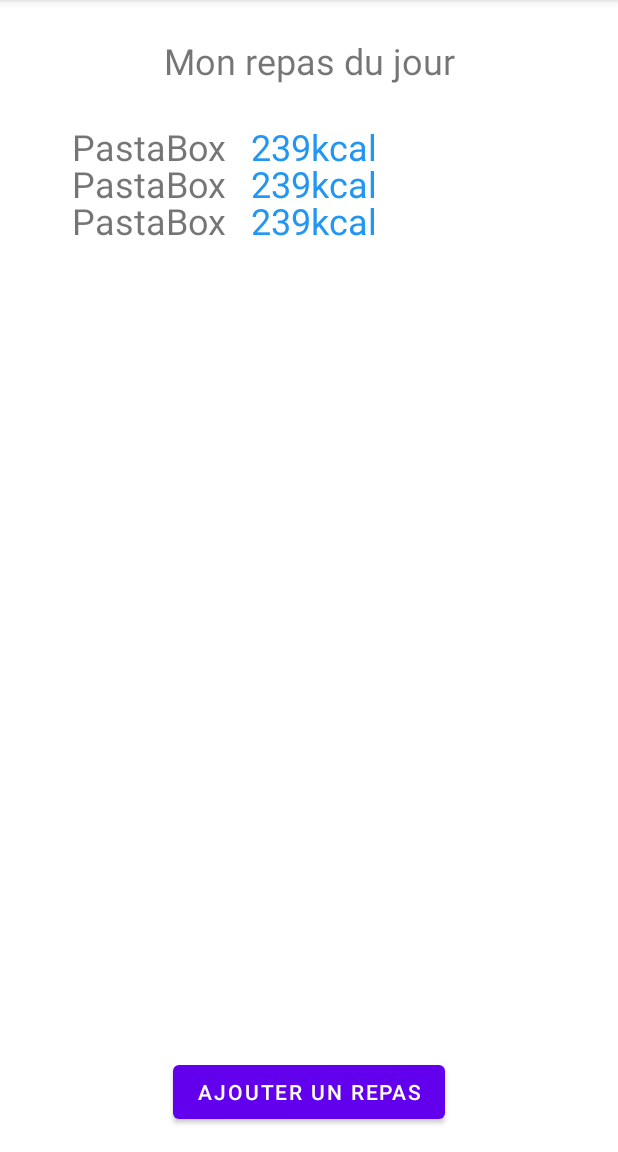
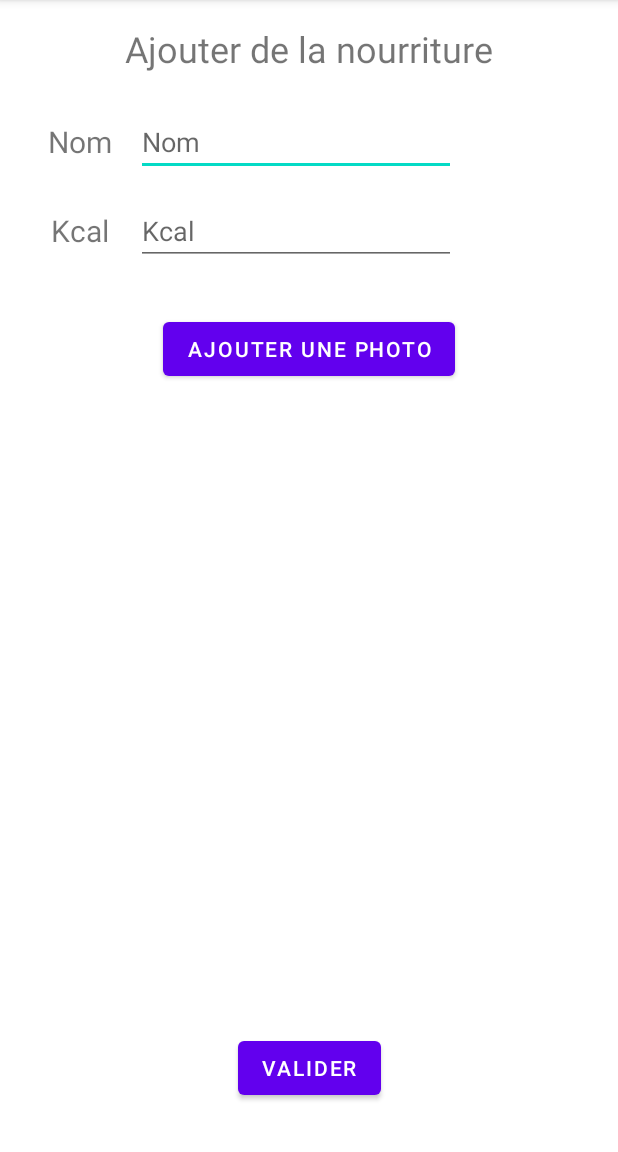
Before and after one commit to freya022/ProjetAndroid, an Android app: the AddFoodActivity screen opened directly, with no data from a screen before it, on a phone screen of 412 x 824 dp, the part 84-1236 px from its top. Run offline under Robolectric (Android 15) with nearby library versions, the phone set to English and light mode, and no system bars.

Commit message:
Add AddFoodActivity

```diff
--- a/app/build.gradle
+++ b/app/build.gradle
@@ -8,7 +8,7 @@ android {
     defaultConfig {
         applicationId "com.freya02.projetandroid"
         minSdk 29
-        targetSdk 31
+        targetSdk 29
         versionCode 1
         versionName "1.0"
 
--- a/app/src/main/AndroidManifest.xml
+++ b/app/src/main/AndroidManifest.xml
@@ -15,7 +15,10 @@
         android:supportsRtl="true"
         android:theme="@style/Theme.ProjetAndroid">
         <activity
-            android:name=".AddFoodActivity"
+            android:name=".today_food.AddFoodActivity"
+            android:exported="true" />
+        <activity
+            android:name=".today_food.TodayFoodActivity"
             android:exported="true" />
         <activity
             android:name=".MainActivity"
--- a/app/src/main/java/com/freya02/projetandroid/AddFoodActivity.java
+++ /dev/null
@@ -1,44 +0,0 @@
-package com.freya02.projetandroid;
-
-import android.os.Bundle;
-import android.widget.Button;
-
-import androidx.appcompat.app.ActionBar;
-import androidx.appcompat.app.AppCompatActivity;
-import androidx.recyclerview.widget.LinearLayoutManager;
-import androidx.recyclerview.widget.RecyclerView;
-
-import java.util.ArrayList;
-import java.util.Arrays;
-import java.util.List;
-
-public class AddFoodActivity extends AppCompatActivity {
-    @Override
-    protected void onCreate(Bundle savedInstanceState) {
-        super.onCreate(savedInstanceState);
-        setContentView(R.layout.activity_add_food);
-
-        ActionBar actionBar = getSupportActionBar();
-        actionBar.setDisplayShowHomeEnabled(true);
-        actionBar.setIcon(R.mipmap.logo);
-
-        List<TodayFood> todayFoods = new ArrayList<>(Arrays.asList(
-                new TodayFood(0, "PastaBox", 239),
-                new TodayFood(0, "PastaBox", 239),
-                new TodayFood(0, "PastaBox", 239)
-        ));
-
-        RecyclerView view = findViewById(R.id.todayFoodRecycler);
-
-        RecyclerFoodAdapter adapter = new RecyclerFoodAdapter(todayFoods);
-        view.setAdapter(adapter);
-        view.setLayoutManager(new LinearLayoutManager(this));
-
-        Button addFoodButton = findViewById(R.id.addFoodButton);
-        addFoodButton.setOnClickListener(v -> {
-            todayFoods.add(new TodayFood(0, "food", 42));
-
-            adapter.notifyItemInserted(todayFoods.size() - 1);
-        });
-    }
-}
--- a/app/src/main/java/com/freya02/projetandroid/RecyclerFoodAdapter.java
+++ b/app/src/main/java/com/freya02/projetandroid/today_food/RecyclerFoodAdapter.java
@@ -1,6 +1,7 @@
-package com.freya02.projetandroid;
+package com.freya02.projetandroid.today_food;
 
 import android.content.Context;
+import android.graphics.BitmapFactory;
 import android.view.LayoutInflater;
 import android.view.View;
 import android.view.ViewGroup;
@@ -9,6 +10,8 @@ import android.widget.TextView;
 
 import androidx.annotation.NonNull;
 import androidx.recyclerview.widget.RecyclerView;
+
+import com.freya02.projetandroid.R;
 
 import java.util.List;
 
@@ -46,7 +49,7 @@ public class RecyclerFoodAdapter extends RecyclerView.Adapter<RecyclerFoodAdapte
     public void onBindViewHolder(@NonNull FoodViewHolder holder, int position) {
         TodayFood todayFood = foods.get(position);
 
-        holder.imageFood.setImageResource(todayFood.getFlagId());
+        holder.imageFood.setImageBitmap(BitmapFactory.decodeFile(todayFood.getImagePath()));
         holder.textFoodName.setText(todayFood.getFoodName());
         holder.textKcal.setText(todayFood.getFoodKcal() + "kcal");
     }
--- a/app/src/main/java/com/freya02/projetandroid/TodayFood.java
+++ b/app/src/main/java/com/freya02/projetandroid/today_food/TodayFood.java
@@ -1,20 +1,18 @@
-package com.freya02.projetandroid;
-
-import androidx.annotation.DrawableRes;
+package com.freya02.projetandroid.today_food;
 
 public class TodayFood {
-    private final int flagId;
+    private final String imagePath;
     private final String foodName;
     private final int foodKcal;
 
-    public TodayFood(@DrawableRes int flagId, String foodName, int foodKcal) {
-        this.flagId = flagId;
+    public TodayFood(String imagePath, String foodName, int foodKcal) {
+        this.imagePath = imagePath;
         this.foodName = foodName;
         this.foodKcal = foodKcal;
     }
 
-    public int getFlagId() {
-        return flagId;
+    public String getImagePath() {
+        return imagePath;
     }
 
     public String getFoodName() {
--- a/app/src/main/res/layout/activity_add_food.xml
+++ b/app/src/main/res/layout/activity_add_food.xml
@@ -4,43 +4,98 @@
     xmlns:tools="http://schemas.android.com/tools"
     android:layout_width="match_parent"
     android:layout_height="match_parent"
-    tools:context=".AddFoodActivity">
+    tools:context=".today_food.AddFoodActivity">
 
     <TextView
-        android:id="@+id/textView"
+        android:id="@+id/textView3"
         android:layout_width="wrap_content"
         android:layout_height="wrap_content"
-        android:layout_marginTop="24dp"
-        android:text="Mon repas du jour"
+        android:layout_marginTop="16dp"
+        android:text="Ajouter de la nourriture"
         android:textSize="24sp"
         app:layout_constraintEnd_toEndOf="parent"
         app:layout_constraintStart_toStartOf="parent"
         app:layout_constraintTop_toTopOf="parent" />
 
-    <androidx.recyclerview.widget.RecyclerView
-        android:id="@+id/todayFoodRecycler"
-        android:layout_width="0dp"
-        android:layout_height="0dp"
+    <TextView
+        android:id="@+id/textView2"
+        android:layout_width="wrap_content"
+        android:layout_height="wrap_content"
         android:layout_marginStart="32dp"
         android:layout_marginTop="32dp"
-        android:layout_marginEnd="32dp"
-        android:layout_marginBottom="16dp"
-        app:layout_constraintBottom_toTopOf="@+id/addFoodButton"
-        app:layout_constraintEnd_toEndOf="parent"
-        app:layout_constraintHorizontal_bias="1.0"
+        android:text="Nom"
+        android:textSize="20sp"
         app:layout_constraintStart_toStartOf="parent"
-        app:layout_constraintTop_toBottomOf="@+id/textView">
+        app:layout_constraintTop_toBottomOf="@+id/textView3" />
 
-    </androidx.recyclerview.widget.RecyclerView>
+    <EditText
+        android:id="@+id/foodNameField"
+        android:layout_width="wrap_content"
+        android:layout_height="wrap_content"
+        android:layout_marginStart="16dp"
+        android:ems="10"
+        android:hint="Nom"
+        app:layout_constraintBottom_toBottomOf="@+id/textView2"
+        app:layout_constraintStart_toEndOf="@+id/textView2"
+        app:layout_constraintTop_toTopOf="@+id/textView2" />
+
+    <TextView
+        android:id="@+id/textView4"
+        android:layout_width="wrap_content"
+        android:layout_height="wrap_content"
+        android:layout_marginStart="32dp"
+        android:layout_marginTop="32dp"
+        android:text="Kcal"
+        android:textSize="20sp"
+        app:layout_constraintEnd_toEndOf="@+id/textView2"
+        app:layout_constraintStart_toStartOf="parent"
+        app:layout_constraintTop_toBottomOf="@+id/textView2" />
+
+    <EditText
+        android:id="@+id/foodKcalField"
+        android:layout_width="wrap_content"
+        android:layout_height="wrap_content"
+        android:ems="10"
+        android:hint="Kcal"
+        android:inputType="number"
+        app:layout_constraintBottom_toBottomOf="@+id/textView4"
+        app:layout_constraintStart_toStartOf="@+id/foodNameField"
+        app:layout_constraintTop_toTopOf="@+id/textView4" />
 
     <Button
-        android:id="@+id/addFoodButton"
+        android:id="@+id/button"
         android:layout_width="wrap_content"
         android:layout_height="wrap_content"
-        android:layout_marginBottom="16dp"
-        android:text="Ajouter un repas"
+        android:layout_marginTop="32dp"
+        android:onClick="onAddPhotoClick"
+        android:text="Ajouter une photo"
+        app:layout_constraintEnd_toEndOf="parent"
+        app:layout_constraintStart_toStartOf="parent"
+        app:layout_constraintTop_toBottomOf="@+id/foodKcalField" />
+
+    <Button
+        android:id="@+id/button2"
+        android:layout_width="wrap_content"
+        android:layout_height="wrap_content"
+        android:layout_marginBottom="32dp"
+        android:onClick="onValidateClick"
+        android:text="Valider"
         app:layout_constraintBottom_toBottomOf="parent"
         app:layout_constraintEnd_toEndOf="parent"
         app:layout_constraintStart_toStartOf="parent" />
 
+    <ImageView
+        android:id="@+id/foodPreview"
+        android:layout_width="0dp"
+        android:layout_height="0dp"
+        android:layout_marginStart="24dp"
+        android:layout_marginTop="24dp"
+        android:layout_marginEnd="24dp"
+        android:layout_marginBottom="24dp"
+        android:scaleType="fitCenter"
+        app:layout_constraintBottom_toTopOf="@+id/button2"
+        app:layout_constraintEnd_toEndOf="parent"
+        app:layout_constraintStart_toStartOf="parent"
+        app:layout_constraintTop_toBottomOf="@+id/button"
+        tools:srcCompat="@tools:sample/avatars" />
 </androidx.constraintlayout.widget.ConstraintLayout>
```
Also changed, not shown: app/src/main/java/com/freya02/projetandroid/today_food/AddFoodActivity.java (added, +98 -0 lines), app/src/main/java/com/freya02/projetandroid/today_food/TodayFoodActivity.java (added, +89 -0 lines), app/src/main/res/layout/activity_today_food.xml (added, +46 -0 lines).
